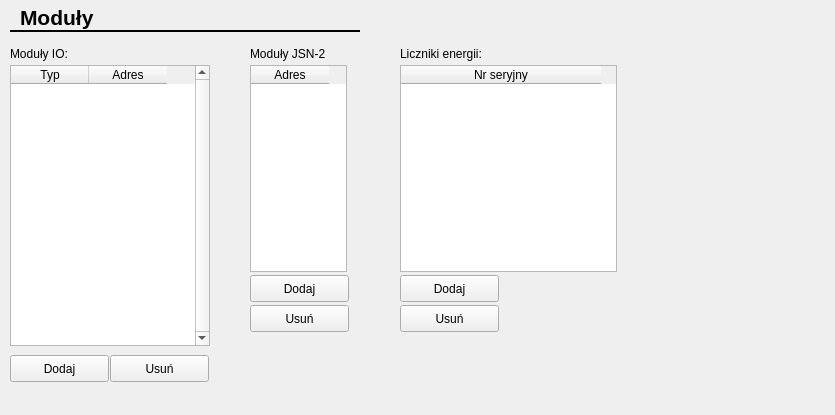
Before: the Qt Designer form CfgForms/ciomodulescfgform.ui in kaczmar55/koneor_v2, drawn with Qt 5.
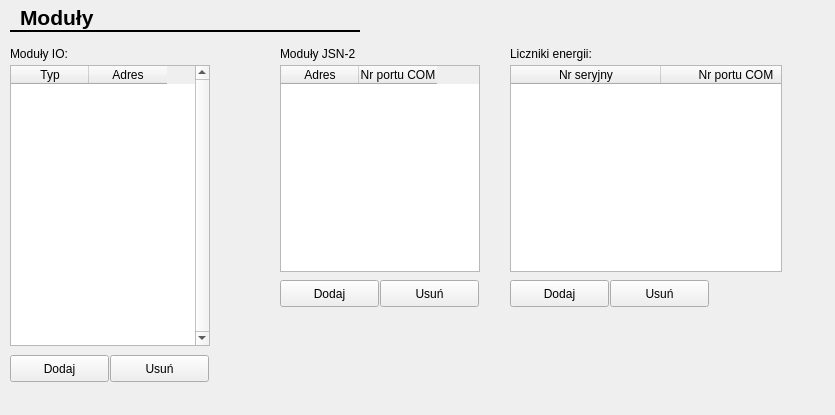
After: the same form once the commit is applied.

```diff
--- a/CfgForms/ciomodulescfgform.ui
+++ b/CfgForms/ciomodulescfgform.ui
@@ -29,7 +29,7 @@
   <widget class="QLabel" name="label_15">
    <property name="geometry">
     <rect>
-     <x>400</x>
+     <x>510</x>
      <y>45</y>
      <width>110</width>
      <height>17</height>
@@ -42,9 +42,9 @@
   <widget class="QTableWidget" name="jsn2ModulesTable">
    <property name="geometry">
     <rect>
-     <x>250</x>
+     <x>280</x>
      <y>65</y>
-     <width>97</width>
+     <width>200</width>
      <height>207</height>
     </rect>
    </property>
@@ -58,22 +58,36 @@
     <number>0</number>
    </property>
    <property name="columnCount">
-    <number>1</number>
+    <number>2</number>
    </property>
    <attribute name="horizontalHeaderDefaultSectionSize">
     <number>78</number>
    </attribute>
+   <attribute name="horizontalHeaderHighlightSections">
+    <bool>false</bool>
+   </attribute>
+   <attribute name="verticalHeaderHighlightSections">
+    <bool>false</bool>
+   </attribute>
+   <attribute name="verticalHeaderMinimumSectionSize">
+    <number>21</number>
+   </attribute>
    <column>
     <property name="text">
      <string>Adres</string>
     </property>
    </column>
+   <column>
+    <property name="text">
+     <string>Nr portu COM</string>
+    </property>
+   </column>
   </widget>
   <widget class="QPushButton" name="delMeterBtn">
    <property name="geometry">
     <rect>
-     <x>400</x>
-     <y>305</y>
+     <x>610</x>
+     <y>280</y>
      <width>99</width>
      <height>27</height>
     </rect>
@@ -85,7 +99,7 @@
   <widget class="QLabel" name="label_14">
    <property name="geometry">
     <rect>
-     <x>250</x>
+     <x>280</x>
      <y>45</y>
      <width>100</width>
      <height>17</height>
@@ -98,29 +112,43 @@
   <widget class="QTableWidget" name="energyMetersTab">
    <property name="geometry">
     <rect>
-     <x>400</x>
+     <x>510</x>
      <y>65</y>
-     <width>217</width>
+     <width>272</width>
      <height>207</height>
     </rect>
    </property>
+   <property name="verticalScrollBarPolicy">
+    <enum>Qt::ScrollBarAlwaysOff</enum>
+   </property>
+   <property name="horizontalScrollBarPolicy">
+    <enum>Qt::ScrollBarAlwaysOff</enum>
+   </property>
+   <property name="selectionBehavior">
+    <enum>QAbstractItemView::SelectRows</enum>
+   </property>
    <property name="columnCount">
-    <number>1</number>
+    <number>2</number>
    </property>
    <attribute name="horizontalHeaderDefaultSectionSize">
-    <number>200</number>
+    <number>150</number>
    </attribute>
    <column>
     <property name="text">
      <string>Nr seryjny</string>
     </property>
    </column>
+   <column>
+    <property name="text">
+     <string>Nr portu COM</string>
+    </property>
+   </column>
   </widget>
   <widget class="QPushButton" name="addMeterBtn">
    <property name="geometry">
     <rect>
-     <x>400</x>
-     <y>275</y>
+     <x>510</x>
+     <y>280</y>
      <width>99</width>
      <height>27</height>
     </rect>
@@ -145,8 +173,8 @@
   <widget class="QPushButton" name="addJsn2Btn">
    <property name="geometry">
     <rect>
-     <x>250</x>
-     <y>275</y>
+     <x>280</x>
+     <y>280</y>
      <width>99</width>
      <height>27</height>
     </rect>
@@ -158,8 +186,8 @@
   <widget class="QPushButton" name="delJsn2Btn">
    <property name="geometry">
     <rect>
-     <x>250</x>
-     <y>305</y>
+     <x>380</x>
+     <y>280</y>
      <width>99</width>
      <height>27</height>
     </rect>
```
Left out of the diff: 12 changed lines with no effect on the pictures.
